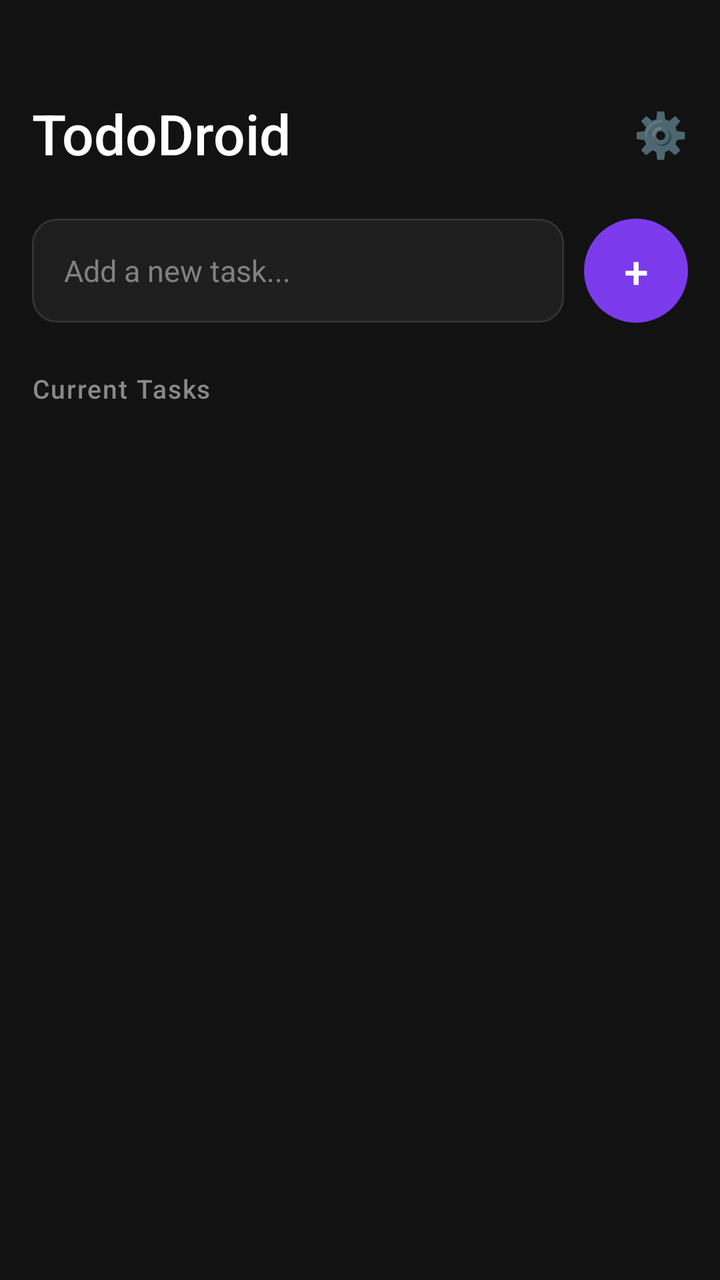
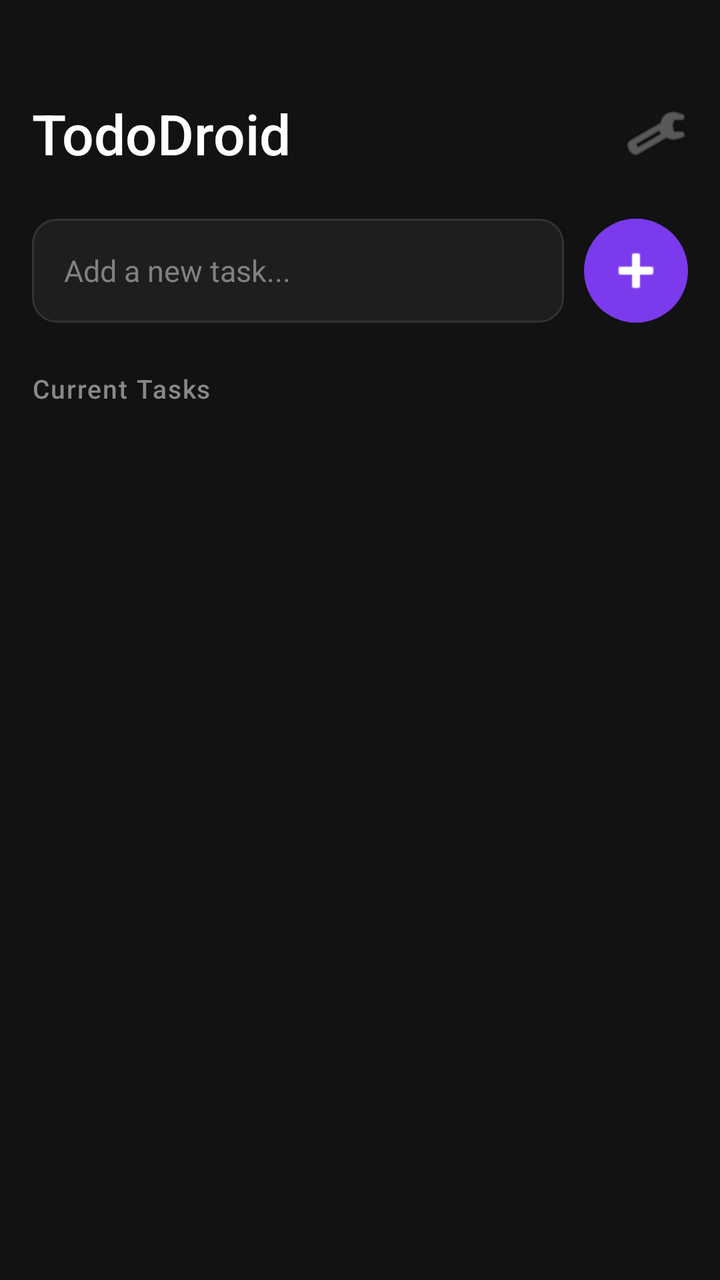

The first picture is an Android layout as it rendered before a commit; the second is the same layout after the commit. The layout source and the unified diff follow.
<!-- AndroidManifest.xml: application theme Theme.TodoDroid -->
<!-- res/layout/activity_main.xml -->
<?xml version="1.0" encoding="utf-8"?>
<LinearLayout xmlns:android="http://schemas.android.com/apk/res/android"
    android:layout_width="match_parent"
    android:layout_height="match_parent"
    android:orientation="vertical"
    android:background="#121212"
    android:paddingHorizontal="16dp"
    android:paddingTop="48dp"
    android:paddingBottom="16dp">

    
    <LinearLayout
        android:layout_width="match_parent"
        android:layout_height="wrap_content"
        android:orientation="horizontal"
        android:gravity="center_vertical"
        android:layout_marginBottom="24dp">

        <TextView
            android:layout_width="0dp"
            android:layout_height="wrap_content"
            android:layout_weight="1"
            android:text="TodoDroid"
            android:textSize="28sp"
            android:textColor="#FFFFFF"
            android:fontFamily="sans-serif-medium" />

        <TextView
            android:layout_width="wrap_content"
            android:layout_height="wrap_content"
            android:text="⚙️"
            android:textSize="22sp" />

    </LinearLayout>

    
    <LinearLayout
        android:layout_width="match_parent"
        android:layout_height="wrap_content"
        android:orientation="horizontal"
        android:gravity="center_vertical"
        android:layout_marginBottom="24dp">

        <EditText
            android:id="@+id/input_task"
            android:layout_width="0dp"
            android:layout_height="52dp"
            android:layout_weight="1"
            android:hint="Add a new task..."
            android:textColorHint="#808080"
            android:textColor="#FFFFFF"
            android:textSize="15sp"
            android:fontFamily="sans-serif"
            android:background="@drawable/input_bg"
            android:paddingHorizontal="16dp"
            android:paddingVertical="14dp"
            android:inputType="text"
            android:imeOptions="actionDone" />

        <Button
            android:id="@+id/btn_add"
            android:layout_width="52dp"
            android:layout_height="52dp"
            android:layout_marginStart="10dp"
            android:text="+"
            android:textSize="22sp"
            android:textColor="#FFFFFF"
            android:background="@drawable/btn_add_bg"
            android:stateListAnimator="@null"
            android:elevation="0dp"
            android:insetTop="0dp"
            android:insetBottom="0dp" />

    </LinearLayout>

    
    <TextView
        android:layout_width="wrap_content"
        android:layout_height="wrap_content"
        android:text="Current Tasks"
        android:textSize="13sp"
        android:textColor="#888888"
        android:fontFamily="sans-serif-medium"
        android:letterSpacing="0.05"
        android:layout_marginBottom="12dp" />

    
    <androidx.recyclerview.widget.RecyclerView
        android:id="@+id/recycler_view"
        android:layout_width="match_parent"
        android:layout_height="0dp"
        android:layout_weight="1"
        android:clipToPadding="false"
        android:paddingBottom="8dp" />

</LinearLayout>
<!-- resources referenced by this layout -->
<resources>
  <!-- drawable btn_add_bg (drawable) -->
  <?xml version="1.0" encoding="utf-8"?>
  <shape xmlns:android="http://schemas.android.com/apk/res/android">
      <solid android:color="#7C3AED" />
      <corners android:radius="26dp" />
  </shape>
  <!-- drawable input_bg (drawable) -->
  <?xml version="1.0" encoding="utf-8"?>
  <shape xmlns:android="http://schemas.android.com/apk/res/android">
      <solid android:color="#1E1E1E" />
      <corners android:radius="12dp" />
      <stroke android:width="1dp" android:color="#333333" />
  </shape>
  <style name="Theme.TodoDroid" parent="Theme.MaterialComponents.DayNight.NoActionBar">
          <item name="colorPrimary">#7C3AED</item>
          <item name="colorPrimaryVariant">#5B21B6</item>
          <item name="colorOnPrimary">#FFFFFF</item>
          <item name="colorSecondary">#7C3AED</item>
          <item name="android:colorBackground">#121212</item>
          <item name="colorSurface">#1E1E1E</item>
          <item name="colorOnSurface">#FFFFFF</item>
      </style>
</resources>

<!-- the commit's change to res/layout/activity_main.xml (unified diff, before → after) -->
@@ -1,5 +1,6 @@
 <?xml version="1.0" encoding="utf-8"?>
 <LinearLayout xmlns:android="http://schemas.android.com/apk/res/android"
+    xmlns:app="http://schemas.android.com/apk/res-auto"
     android:layout_width="match_parent"
     android:layout_height="match_parent"
     android:orientation="vertical"
@@ -25,11 +26,13 @@
             android:textColor="#FFFFFF"
             android:fontFamily="sans-serif-medium" />
 
-        <TextView
-            android:layout_width="wrap_content"
-            android:layout_height="wrap_content"
-            android:text="⚙️"
-            android:textSize="22sp" />
+        <ImageButton
+            android:layout_width="32dp"
+            android:layout_height="32dp"
+            android:src="@android:drawable/ic_menu_manage"
+            android:background="?attr/selectableItemBackgroundBorderless"
+            android:contentDescription="Settings"
+            app:tint="#888888" />
 
     </LinearLayout>
 
@@ -57,19 +60,17 @@
             android:inputType="text"
             android:imeOptions="actionDone" />
 
-        <Button
+        <ImageButton
             android:id="@+id/btn_add"
             android:layout_width="52dp"
             android:layout_height="52dp"
             android:layout_marginStart="10dp"
-            android:text="+"
-            android:textSize="22sp"
-            android:textColor="#FFFFFF"
+            android:src="@android:drawable/ic_input_add"
             android:background="@drawable/btn_add_bg"
+            android:contentDescription="Add task"
+            app:tint="#FFFFFF"
             android:stateListAnimator="@null"
-            android:elevation="0dp"
-            android:insetTop="0dp"
-            android:insetBottom="0dp" />
+            android:elevation="0dp" />
 
     </LinearLayout>
 
